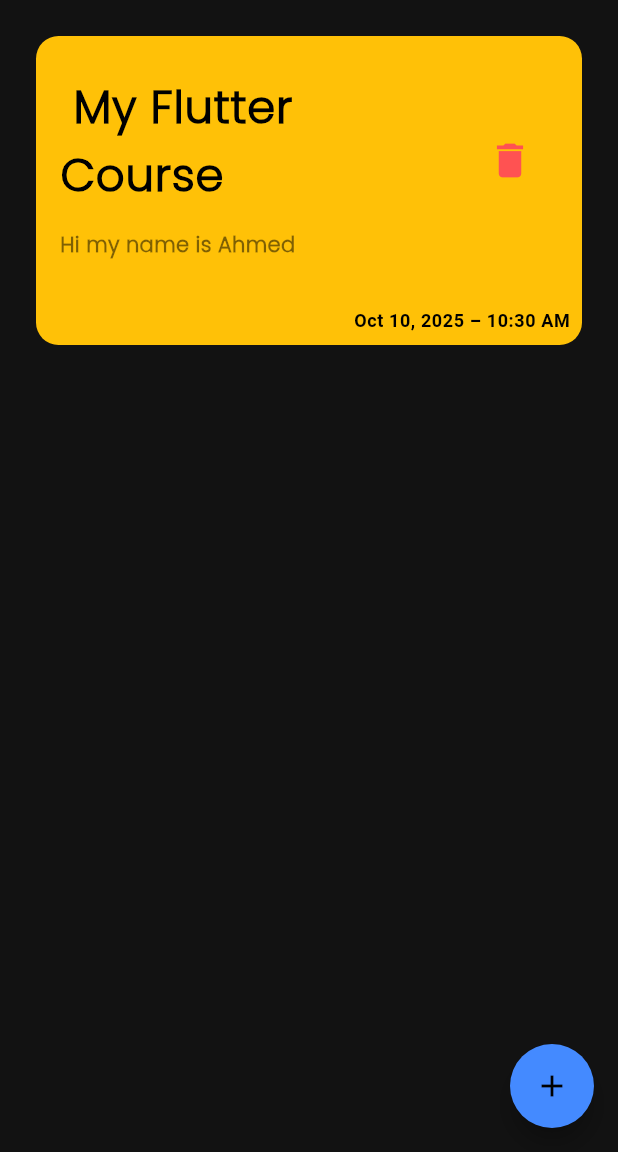
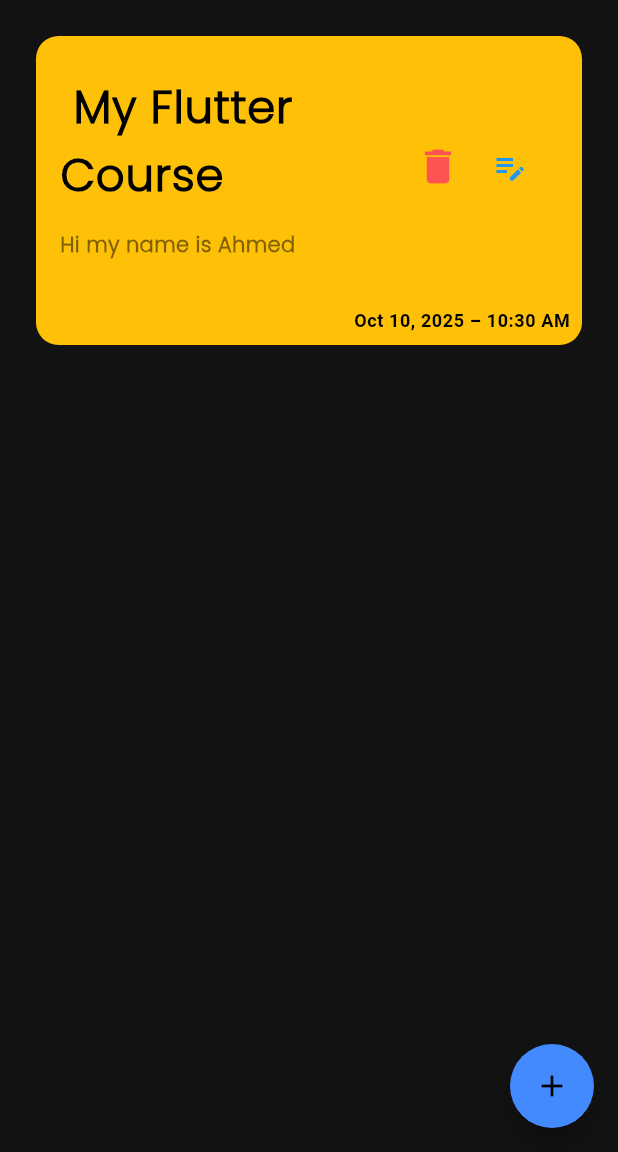
Before and after one commit to a7medelbaz/note_flow, a Flutter app: the screen it shows after launch, on a phone screen of 412 x 824 dp, the part 84-1236 px from its top. Run offline on Flutter 3.47's test engine with Material 3 defaults, Android fonts, the phone set to English and light mode, and no system bars; our stand-ins replace bloc, equatable, flutter_bloc, hive, hive_flutter, modal_progress_hud_nsn; accounts and stored records are empty.

Commit message:
fixing the note card

```diff
--- a/lib/layers/ui/widgets/note_card.dart
+++ b/lib/layers/ui/widgets/note_card.dart
@@ -21,7 +21,6 @@ class NoteCard extends StatelessWidget {
     final formattedTime = DateFormat(
       'MMM d, yyyy – h:mm a',
     ).format(time);
-
     return Padding(
       padding: const EdgeInsets.all(12.0),
       child: Container(
@@ -57,10 +56,11 @@ class NoteCard extends StatelessWidget {
                 ),
               ),
               trailing: IntrinsicHeight(
-                child: SingleChildScrollView(
-                  child: Column(
-                    mainAxisSize:
-                        MainAxisSize.min,
+                child: Row(
+                  mainAxisSize: MainAxisSize.min,
+                  mainAxisAlignment:
+                      MainAxisAlignment
+                          .spaceBetween,
                   children: [
                     IconButton(
                       icon: const Icon(
@@ -68,11 +68,10 @@ class NoteCard extends StatelessWidget {
                         color: Colors.redAccent,
                         size: 30,
                       ),
-                        onPressed: () {
-                          deleteFunction;
-                        },
+                      onPressed: () =>
+                          deleteFunction(),
                     ),
-                      SizedBox(height: 6),
+                    const SizedBox(height: 6),
                     IconButton(
                       icon: const Icon(
                         Icons.edit_note,
@@ -88,7 +87,6 @@ class NoteCard extends StatelessWidget {
                       },
                     ),
                   ],
-                  ),
                 ),
               ),
               minVerticalPadding: 25,
```
Lines whose indentation alone changed are shown as unchanged.
